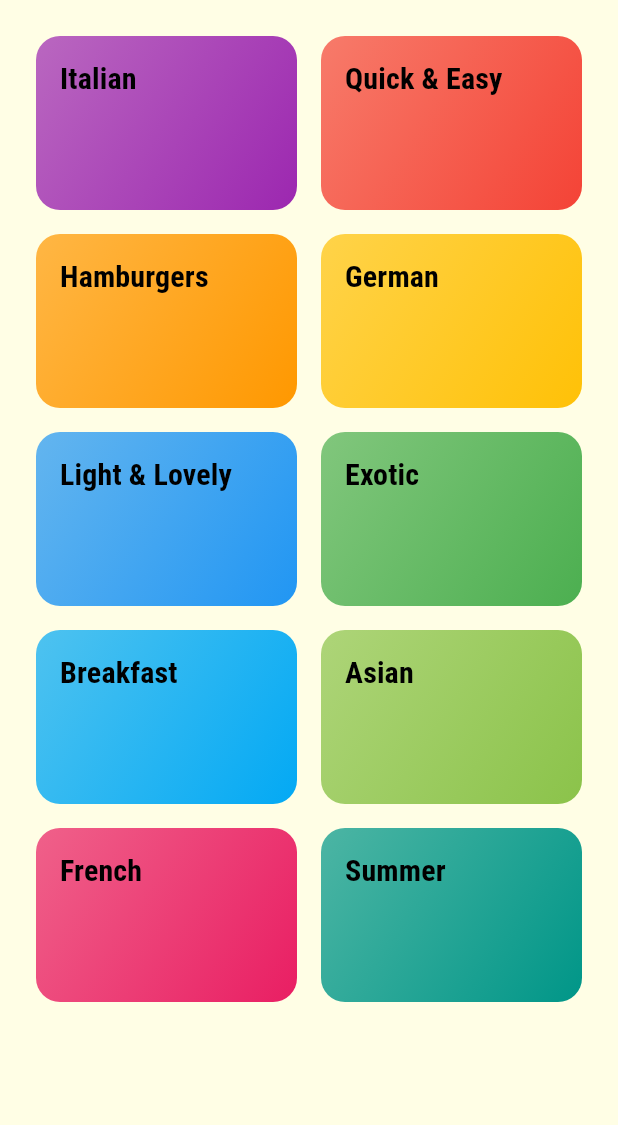
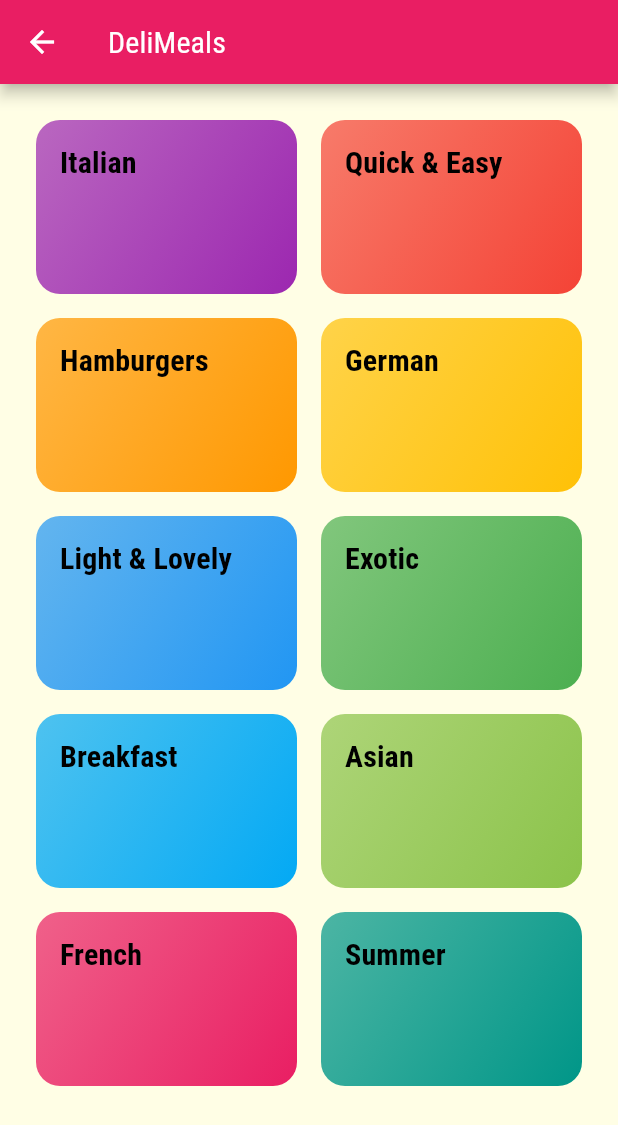
Before and after one commit to vaibhav-jani/the_flutter_project, a Flutter app: the CategoriesScreen screen opened directly, on a phone screen of 412 x 824 dp. Shown: the top 1125 px of the screen. Run offline on Flutter 3.47's test engine with Material 2 defaults, Android fonts, the phone set to English and light mode, and no system bars; missing offline and left inert: dart:ffi.

Commit message:
Added meal models

```diff
--- a/lib/meals/categories_screen.dart
+++ b/lib/meals/categories_screen.dart
@@ -1,13 +1,28 @@
-import 'package:flutter/cupertino.dart';
-import 'package:the_flutter_project/meals/models/dummy/dummy_categories.dart';
-
+import 'package:flutter/material.dart';
+import 'models/dummy/dummy_categories.dart';
 import 'category_item.dart';
 
 class CategoriesScreen extends StatelessWidget {
+
   const CategoriesScreen({super.key});
 
   @override
   Widget build(BuildContext context) {
+    return Scaffold(
+      appBar: AppBar(
+        title: Text(
+          "DeliMeals",
+          style: Theme.of(context).textTheme.titleSmall?.copyWith(
+                fontWeight: FontWeight.normal,
+                color: Colors.white,
+              ),
+        ),
+      ),
+      body: _getBody(context),
+    );
+  }
+
+  Widget _getBody(BuildContext context) {
     return GridView(
       padding: const EdgeInsets.all(24),
       gridDelegate: const SliverGridDelegateWithMaxCrossAxisExtent(
--- a/lib/meals/category_item.dart
+++ b/lib/meals/category_item.dart
@@ -1,14 +1,21 @@
 import 'package:flutter/material.dart';
+import 'category_meals_screen.dart';
 import 'models/categories.dart';
 
 class CategoryItem extends StatelessWidget {
-  final Category _category;
+  final MealCategory _category;
 
   const CategoryItem(this._category, {super.key});
 
   @override
   Widget build(BuildContext context) {
-    return Container(
+    return InkWell(
+      onTap: () {
+        _selectCategory(_category, context);
+      },
+      borderRadius: BorderRadius.circular(16),
+      splashColor: Theme.of(context).primaryColor,
+      child: Container(
         padding: const EdgeInsets.all(16),
         decoration: BoxDecoration(
           gradient: LinearGradient(
@@ -22,6 +29,17 @@
           _category.title,
           style: Theme.of(context).textTheme.titleSmall,
         ),
+      ),
+    );
+  }
+
+  void _selectCategory(
+    MealCategory category,
+    BuildContext context,
+  ) {
+    Navigator.of(context).pushNamed(
+      CategoryMealsScreen.routeName,
+      arguments: category
     );
   }
 }
--- a/lib/meals/models/categories.dart
+++ b/lib/meals/models/categories.dart
@@ -1,9 +1,13 @@
 import 'package:flutter/material.dart';
 
-class Category {
+class MealCategory {
   final String id;
   final String title;
   final Color color;
 
-  const Category(this.id, this.title, this.color);
+  const MealCategory({
+    required this.id,
+    required this.title,
+    required this.color,
+  });
 }
--- a/lib/meals/models/dummy/dummy_categories.dart
+++ b/lib/meals/models/dummy/dummy_categories.dart
@@ -2,54 +2,54 @@
 import '../categories.dart';
 
 const DUMMY_CATEGORIES = [
-  Category(
-    'c1',
-    'Italian',
-    Colors.purple,
+  MealCategory(
+    id: 'c1',
+    title: 'Italian',
+    color: Colors.purple,
   ),
-  Category(
-    'c2',
-    'Quick & Easy',
-    Colors.red,
+  MealCategory(
+    id: 'c2',
+    title: 'Quick & Easy',
+    color: Colors.red,
   ),
-  Category(
-    'c3',
-    'Hamburgers',
-    Colors.orange,
+  MealCategory(
+    id: 'c3',
+    title: 'Hamburgers',
+    color: Colors.orange,
   ),
-  Category(
-    'c4',
-    'German',
-    Colors.amber,
+  MealCategory(
+    id: 'c4',
+    title: 'German',
+    color: Colors.amber,
   ),
-  Category(
-    'c5',
-    'Light & Lovely',
-    Colors.blue,
+  MealCategory(
+    id: 'c5',
+    title: 'Light & Lovely',
+    color: Colors.blue,
   ),
-  Category(
-    'c6',
-    'Exotic',
-    Colors.green,
+  MealCategory(
+    id: 'c6',
+    title: 'Exotic',
+    color: Colors.green,
   ),
-  Category(
-    'c7',
-    'Breakfast',
-    Colors.lightBlue,
+  MealCategory(
+    id: 'c7',
+    title: 'Breakfast',
+    color: Colors.lightBlue,
   ),
-  Category(
-    'c8',
-    'Asian',
-    Colors.lightGreen,
+  MealCategory(
+    id: 'c8',
+    title: 'Asian',
+    color: Colors.lightGreen,
   ),
-  Category(
-    'c9',
-    'French',
-    Colors.pink,
+  MealCategory(
+    id: 'c9',
+    title: 'French',
+    color: Colors.pink,
   ),
-  Category(
-    'c10',
-    'Summer',
-    Colors.teal,
+  MealCategory(
+    id: 'c10',
+    title: 'Summer',
+    color: Colors.teal,
   ),
 ];
```
Also changed, not shown: lib/meals/category_meals_screen.dart (added, +41 -0 lines), lib/meals/meals_app.dart (+8 -2 lines), lib/meals/meals_homepage.dart (+2 -7 lines), lib/meals/models/dummy/dummy_meals.dart (added, +353 -0 lines), lib/meals/models/meal.dart (added, +43 -0 lines). Lines whose indentation alone changed are shown as unchanged.
